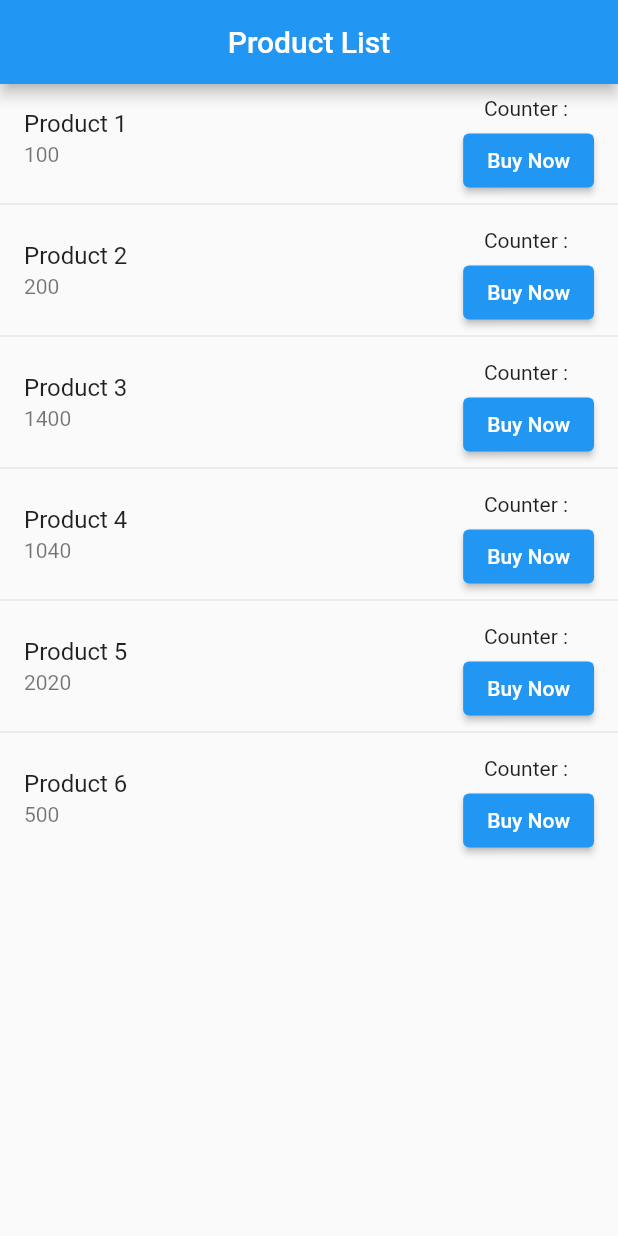
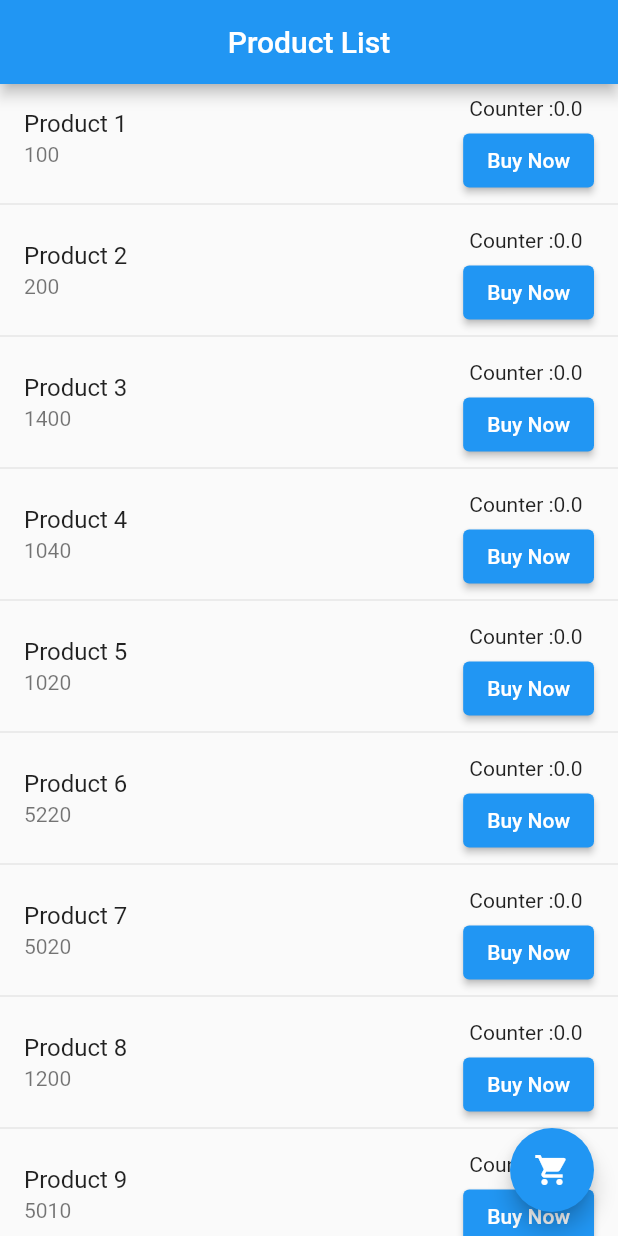
Before and after one commit to shahriartoky0/module_7, a Flutter app: the screen it shows after launch, on a phone screen of 412 x 824 dp. Run offline on Flutter 3.47's test engine with Material 2 defaults, Android fonts, the phone set to English and light mode, and no system bars.

Commit message:
Assignment for module 7 done

```diff
--- a/lib/main.dart
+++ b/lib/main.dart
@@ -10,7 +10,7 @@ void main ()
 class MyApp extends StatelessWidget{
   @override
   Widget build(BuildContext context) {
-    return MaterialApp(title: 'Shopping', home: HomeScreen(),);
+    return MaterialApp(title: 'Shopping', home: HomeScreen(),debugShowCheckedModeBanner: false,);
   }
 
 }
@@ -23,8 +23,16 @@ class HomeScreen extends StatefulWidget {
     { 'name' : 'Product 2' , 'price' : "200",'counter': 0},
     { 'name' : 'Product 3' , 'price' : "1400",'counter': 0},
     { 'name' : 'Product 4' , 'price' : "1040",'counter': 0},
-    { 'name' : 'Product 5' , 'price' : "2020",'counter': 0},
-    { 'name' : 'Product 6' , 'price' : "500",'counter': 0},
+    { 'name' : 'Product 5' , 'price' : "1020",'counter': 0},
+    { 'name' : 'Product 6' , 'price' : "5220",'counter': 0},
+    { 'name' : 'Product 7' , 'price' : "5020",'counter': 0},
+    { 'name' : 'Product 8' , 'price' : "1200",'counter': 0},
+    { 'name' : 'Product 9' , 'price' : "5010",'counter': 0},
+    { 'name' : 'Product 10' , 'price' : "5050",'counter': 0},
+    { 'name' : 'Product 11' , 'price' : "570",'counter': 0},
+    { 'name' : 'Product 12' , 'price' : "800",'counter': 0},
+    { 'name' : 'Product 13' , 'price' : "6500",'counter': 0},
+    { 'name' : 'Product 14' , 'price' : "5560",'counter': 0},
 
   ] ;
 
@@ -54,7 +62,7 @@ class _HomeScreenState extends State<HomeScreen> {
 
           trailing: Column(
             children: [
-              Text('Counter : '),
+              Text('Counter :$counter '),
               const SizedBox(height: 3),
               ElevatedButton(onPressed: (){
 
@@ -75,7 +83,23 @@ class _HomeScreenState extends State<HomeScreen> {
         );
 
       }, separatorBuilder: (context , index){return const Divider();}, itemCount: widget.productDetails.length),
-
+      floatingActionButton:FloatingActionButton(child: Icon(Icons.shopping_cart),onPressed: (){Navigator.push(context,MaterialPageRoute(builder: (context)=>cartPage(totalProducts: counter,)));},)
     );
   }
 }
+class cartPage extends StatelessWidget{
+  double totalProducts =0;
+   cartPage({super.key,required this.totalProducts});
+
+
+  @override
+  Widget build(BuildContext context) {
+    return Scaffold(  appBar: AppBar(title: const Text('Cart'),
+      centerTitle: true,),
+      body: Center(
+        child: Text('Total Products : $totalProducts'),
+    )
+      ,);
+  }
+
+}
```
Also changed, not shown: appView3.png (added), 1 other file.
